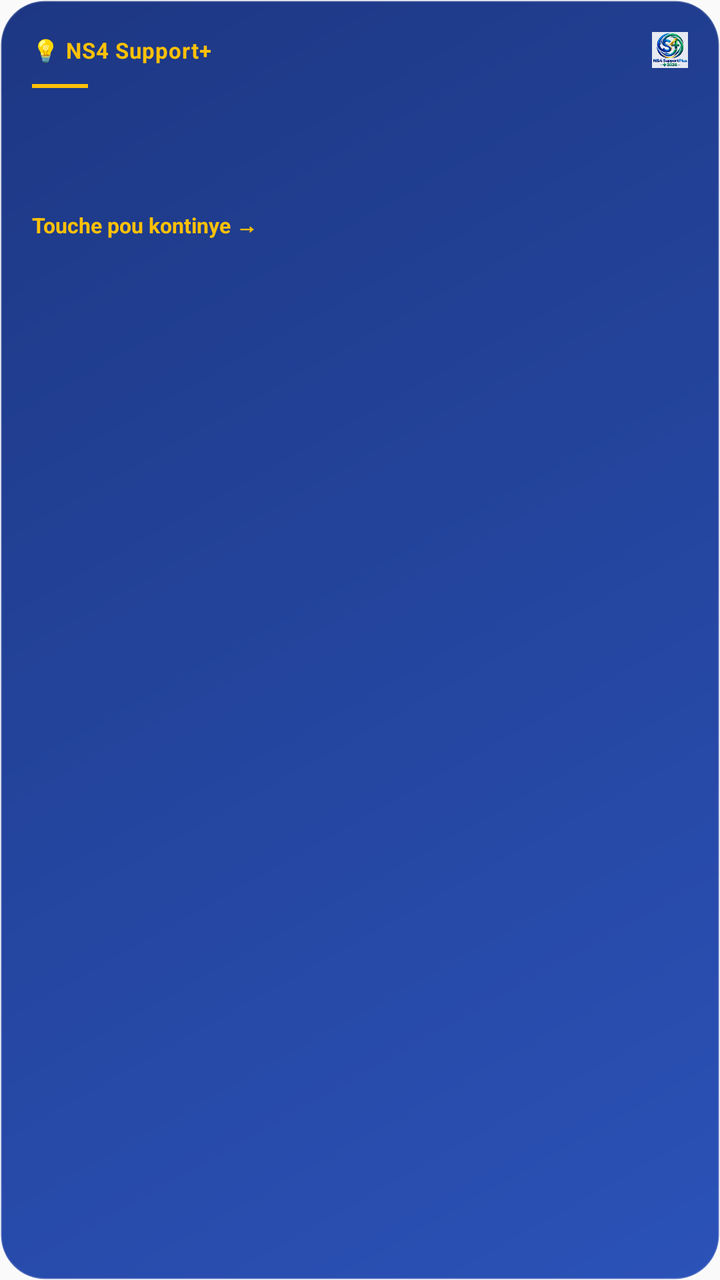
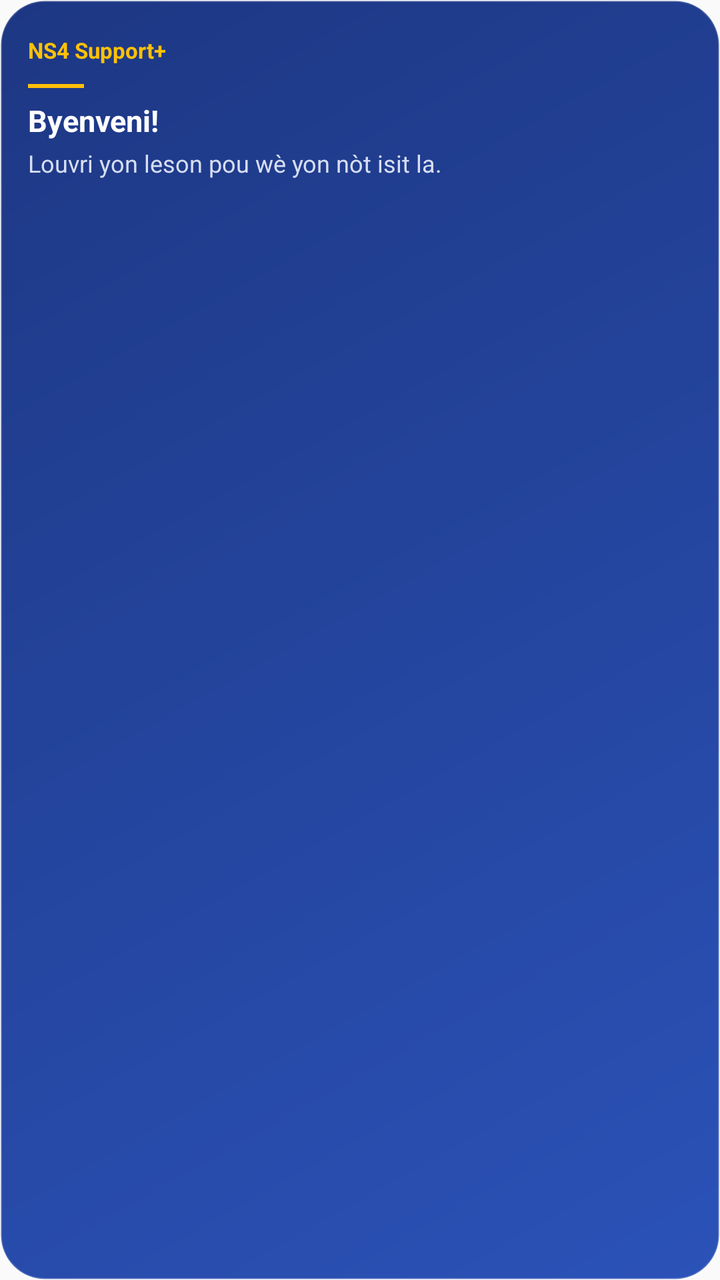

Before-and-after screenshots of an Android layout around one commit, followed by the original layout XML and the change that was made.
<!-- AndroidManifest.xml: application theme Theme.AppCompat.Light.NoActionBar -->
<!-- res/layout/widget_ns4.xml -->
<?xml version="1.0" encoding="utf-8"?>
<LinearLayout xmlns:android="http://schemas.android.com/apk/res/android"
    android:id="@+id/widget_root"
    android:layout_width="match_parent"
    android:layout_height="match_parent"
    android:orientation="vertical"
    android:background="@drawable/widget_background"
    android:padding="16dp">

    <LinearLayout
        android:layout_width="match_parent"
        android:layout_height="wrap_content"
        android:orientation="horizontal"
        android:gravity="center_vertical">

        <TextView
            android:id="@+id/widget_tag"
            android:layout_width="0dp"
            android:layout_height="wrap_content"
            android:layout_weight="1"
            android:textColor="#FFC107"
            android:textSize="11sp"
            android:textStyle="bold"
            android:letterSpacing="0.03"
            android:text="💡 NS4 Support+"/>

        <ImageView
            android:layout_width="18dp"
            android:layout_height="18dp"
            android:alpha="0.9"
            android:src="@mipmap/ic_launcher"
            android:contentDescription="NS4 Support+"/>
    </LinearLayout>

    <View
        android:layout_width="28dp"
        android:layout_height="2dp"
        android:layout_marginTop="8dp"
        android:background="#FFC107"/>

    <TextView
        android:id="@+id/widget_title"
        android:layout_width="match_parent"
        android:layout_height="wrap_content"
        android:layout_marginTop="8dp"
        android:textColor="#FFFFFF"
        android:textSize="16sp"
        android:textStyle="bold"
        android:maxLines="2"
        android:ellipsize="end"
        android:lineSpacingExtra="1dp"/>

    <TextView
        android:id="@+id/widget_text"
        android:layout_width="match_parent"
        android:layout_height="wrap_content"
        android:layout_marginTop="4dp"
        android:textColor="#D7DEF2"
        android:textSize="12.5sp"
        android:maxLines="3"
        android:ellipsize="end"
        android:lineSpacingExtra="1dp"/>

    <TextView
        android:layout_width="wrap_content"
        android:layout_height="wrap_content"
        android:layout_marginTop="10dp"
        android:textColor="#FFC107"
        android:textSize="10.5sp"
        android:textStyle="bold"
        android:text="Touche pou kontinye →"/>

</LinearLayout>
<!-- resources referenced by this layout -->
<resources>
  <!-- drawable widget_background (drawable) -->
  <?xml version="1.0" encoding="utf-8"?>
  <shape xmlns:android="http://schemas.android.com/apk/res/android"
      android:shape="rectangle">
      <corners android:radius="22dp" />
      <gradient
          android:angle="135"
          android:endColor="#1D3783"
          android:startColor="#2B52B8" />
      <stroke
          android:width="1dp"
          android:color="#33FFFFFF" />
  </shape>
  <!-- mipmap ic_launcher: png bitmap (mipmap-hdpi, 9476 bytes) -->
</resources>

<!-- the commit's change to res/layout/widget_ns4.xml (unified diff, before → after) -->
@@ -3,71 +3,62 @@
     android:id="@+id/widget_root"
     android:layout_width="match_parent"
     android:layout_height="match_parent"
+    android:background="@drawable/widget_background"
     android:orientation="vertical"
-    android:background="@drawable/widget_background"
-    android:padding="16dp">
+    android:padding="14dp">
 
     <LinearLayout
         android:layout_width="match_parent"
         android:layout_height="wrap_content"
-        android:orientation="horizontal"
-        android:gravity="center_vertical">
+        android:gravity="center_vertical"
+        android:orientation="horizontal">
 
         <TextView
             android:id="@+id/widget_tag"
             android:layout_width="0dp"
             android:layout_height="wrap_content"
             android:layout_weight="1"
+            android:singleLine="true"
+            android:text="NS4 Support+"
             android:textColor="#FFC107"
             android:textSize="11sp"
-            android:textStyle="bold"
-            android:letterSpacing="0.03"
-            android:text="💡 NS4 Support+"/>
+            android:textStyle="bold" />
 
         <ImageView
-            android:layout_width="18dp"
-            android:layout_height="18dp"
-            android:alpha="0.9"
-            android:src="@mipmap/ic_launcher"
-            android:contentDescription="NS4 Support+"/>
+            android:layout_width="22dp"
+            android:layout_height="22dp"
+            android:contentDescription="NS4 Support+"
+            android:scaleType="fitCenter"
+            android:src="@drawable/ic_widget_logo" />
     </LinearLayout>
 
     <View
         android:layout_width="28dp"
         android:layout_height="2dp"
-        android:layout_marginTop="8dp"
-        android:background="#FFC107"/>
+        android:layout_marginTop="6dp"
+        android:background="#FFC107" />
 
     <TextView
         android:id="@+id/widget_title"
         android:layout_width="match_parent"
         android:layout_height="wrap_content"
-        android:layout_marginTop="8dp"
+        android:layout_marginTop="6dp"
+        android:ellipsize="end"
+        android:maxLines="2"
+        android:text="Byenveni!"
         android:textColor="#FFFFFF"
-        android:textSize="16sp"
-        android:textStyle="bold"
-        android:maxLines="2"
-        android:ellipsize="end"
-        android:lineSpacingExtra="1dp"/>
+        android:textSize="15sp"
+        android:textStyle="bold" />
 
     <TextView
         android:id="@+id/widget_text"
         android:layout_width="match_parent"
         android:layout_height="wrap_content"
-        android:layout_marginTop="4dp"
+        android:layout_marginTop="3dp"
+        android:ellipsize="end"
+        android:maxLines="3"
+        android:text="Louvri yon leson pou wè yon nòt isit la."
         android:textColor="#D7DEF2"
-        android:textSize="12.5sp"
-        android:maxLines="3"
-        android:ellipsize="end"
-        android:lineSpacingExtra="1dp"/>
-
-    <TextView
-        android:layout_width="wrap_content"
-        android:layout_height="wrap_content"
-        android:layout_marginTop="10dp"
-        android:textColor="#FFC107"
-        android:textSize="10.5sp"
-        android:textStyle="bold"
-        android:text="Touche pou kontinye →"/>
+        android:textSize="12sp" />
 
 </LinearLayout>
<!-- resource entries referenced after the edit -->
@@ -13,6 +13,5 @@
           android:width="1dp"
           android:color="#33FFFFFF" />
   </shape>
-  <!-- mipmap ic_launcher: png bitmap (mipmap-hdpi, 9476 bytes) -->
 </resources>
 
